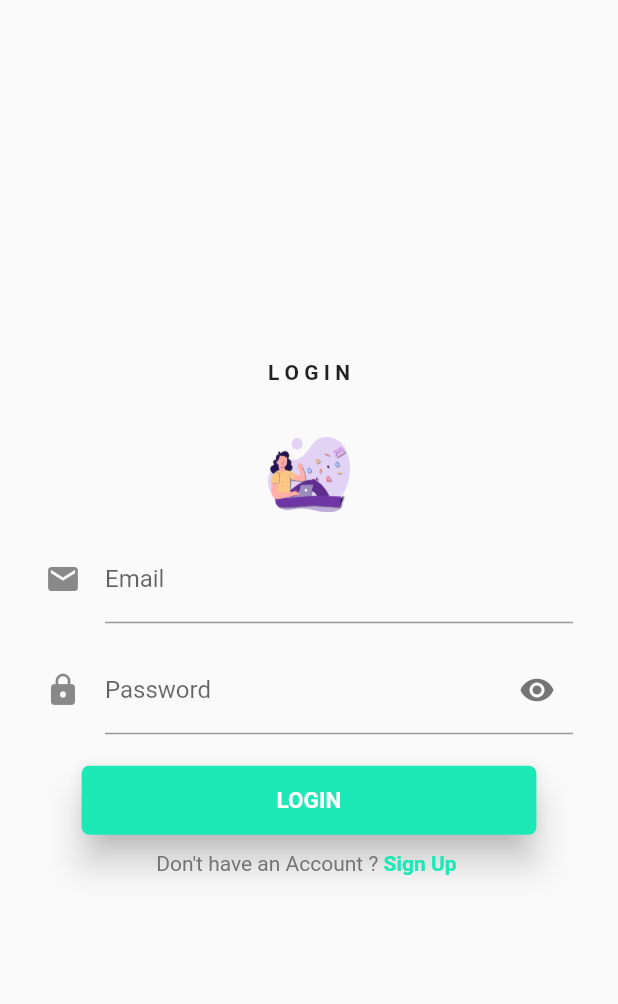
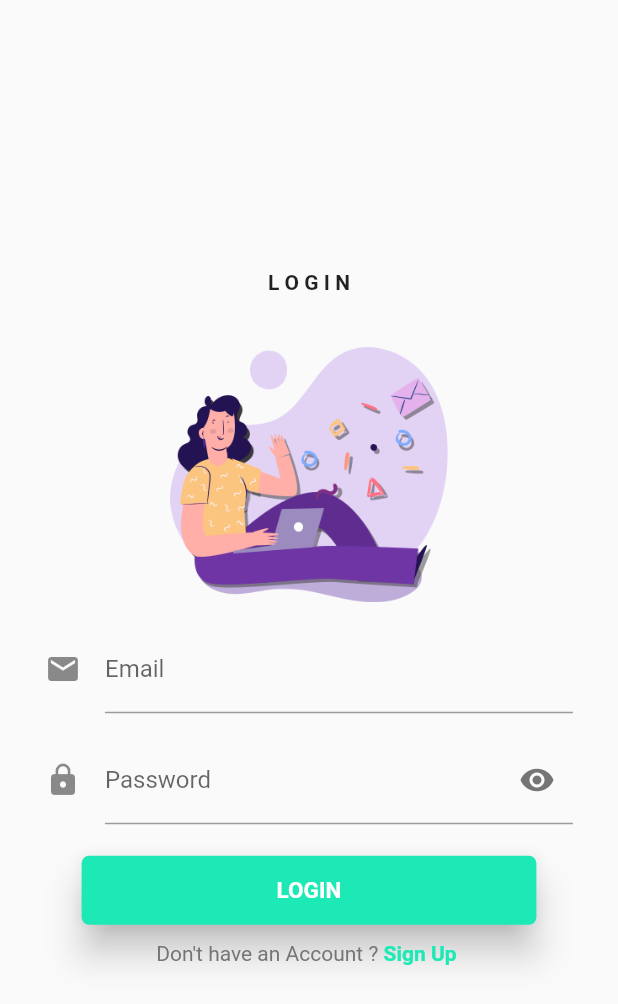
Before and after one commit to sharon1160/iknow, a Flutter app: the screen it shows after launch, on a phone screen of 412 x 824 dp. Shown: the top 1004 px of the screen. Run offline on Flutter 3.47's test engine with Material 2 defaults, Android fonts, the phone set to English and light mode, and no system bars.

Commit message:
Changing the height of the login icon

```diff
--- a/iknow/lib/screens/login/login_screen.dart
+++ b/iknow/lib/screens/login/login_screen.dart
@@ -25,7 +25,7 @@ class _LoginScreenState extends State<LoginScreen> {
               SizedBox(height: 35.0,),
               Flexible(
                 child: Image.asset('assets/icons/login.png',
-                  height: 50.0,
+                  height: 170.0,
                   scale: 1.0,
                 ),
               ),
```
